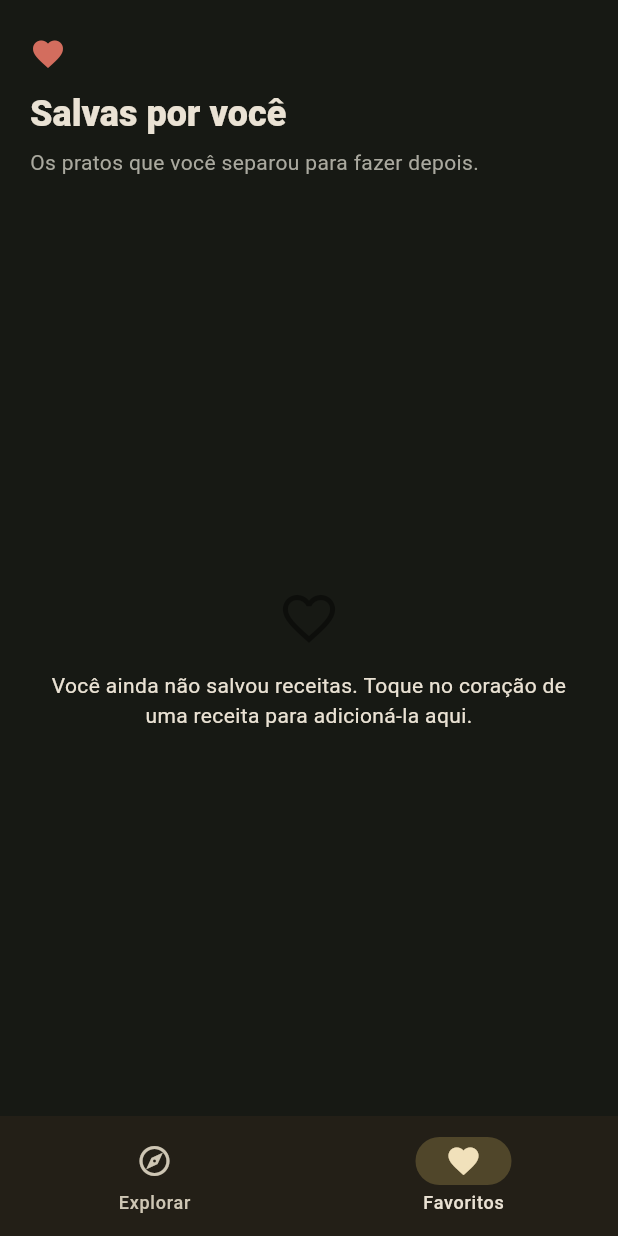
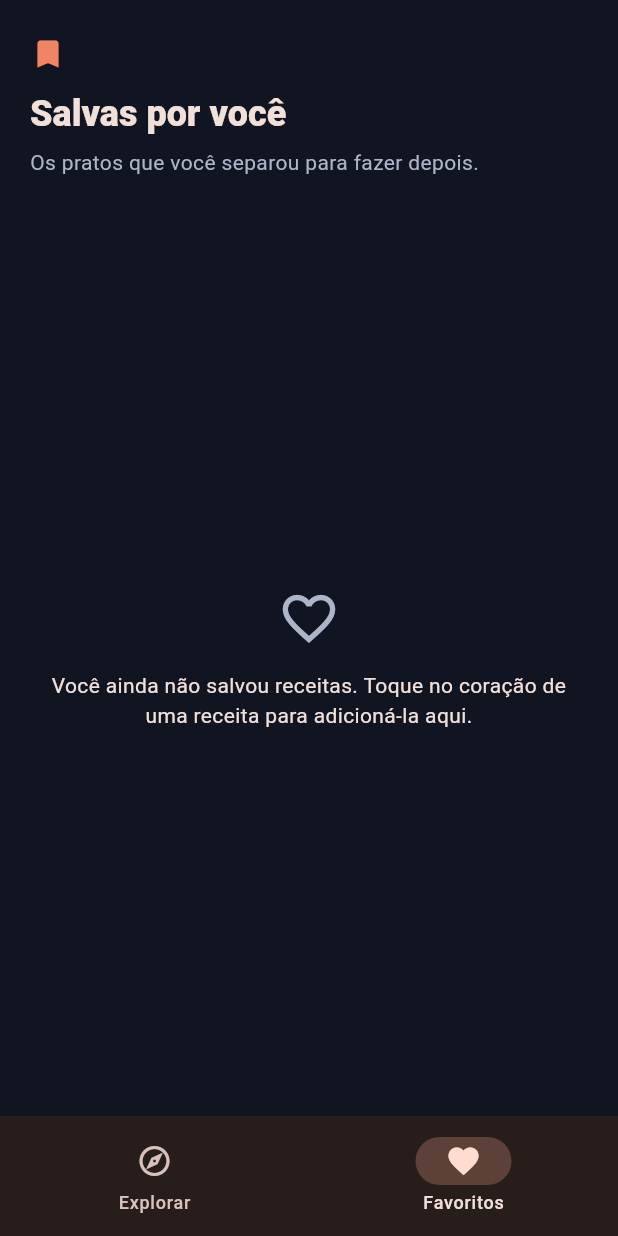
Before and after one commit to mantovani18/Flutter, a Flutter app: the screen it shows after launch, item 2 of the bottom bar chosen, on a phone screen of 412 x 824 dp. Run offline on Flutter 3.47's test engine with Material 3 defaults, Android fonts, the phone set to English and light mode, and no system bars; network calls fail.

Commit message:
Renova visual da tela de receitas

```diff
--- a/lib/main.dart
+++ b/lib/main.dart
@@ -2,6 +2,14 @@ import 'package:flutter/material.dart';
 
 import 'models/recipe.dart';
 import 'services/recipe_api.dart';
+
+const _pageColor = Color(0xFF111522);
+const _panelColor = Color(0xFF1A2030);
+const _cardColor = Color(0xFF222A3B);
+const _borderColor = Color(0xFF343E54);
+const _accentColor = Color(0xFFF18462);
+const _mintColor = Color(0xFF7BD6C3);
+const _mutedTextColor = Color(0xFFADB6C8);
 
 const _portugueseRecipeNames = <int, String>{
   1: 'Pizza margherita clássica',
@@ -68,31 +76,30 @@ class ReceitasDaCasaApp extends StatelessWidget {
 
   @override
   Widget build(BuildContext context) {
-    const seedColor = Color(0xFFC7A94B);
     return MaterialApp(
       title: 'Receitas da Casa',
       debugShowCheckedModeBanner: false,
       theme: ThemeData(
         useMaterial3: true,
         colorScheme: ColorScheme.fromSeed(
-          seedColor: seedColor,
+          seedColor: _accentColor,
           brightness: Brightness.dark,
-          surface: const Color(0xFF1C1F18),
+          surface: _panelColor,
         ),
-        scaffoldBackgroundColor: const Color(0xFF171914),
+        scaffoldBackgroundColor: _pageColor,
         appBarTheme: const AppBarTheme(
-          foregroundColor: Color(0xFFF3EBDD),
-          backgroundColor: Color(0xFF171914),
+          foregroundColor: Color(0xFFF5F3EE),
+          backgroundColor: _pageColor,
           surfaceTintColor: Colors.transparent,
         ),
         inputDecorationTheme: InputDecorationTheme(
           filled: true,
-          fillColor: const Color(0xFF24271F),
-          hintStyle: const TextStyle(color: Color(0xFFAAA99F)),
-          prefixIconColor: const Color(0xFFC7A94B),
-          suffixIconColor: const Color(0xFFC7A94B),
+          fillColor: _panelColor,
+          hintStyle: const TextStyle(color: _mutedTextColor),
+          prefixIconColor: _mintColor,
+          suffixIconColor: _mintColor,
           border: OutlineInputBorder(
-            borderRadius: BorderRadius.circular(16),
+            borderRadius: BorderRadius.circular(18),
             borderSide: BorderSide.none,
           ),
         ),
@@ -274,38 +281,70 @@ class _RecipeHomeState extends State<RecipeHome> {
       crossAxisAlignment: CrossAxisAlignment.start,
       children: [
         Padding(
-          padding: const EdgeInsets.fromLTRB(20, 20, 20, 8),
+          padding: const EdgeInsets.fromLTRB(18, 14, 18, 8),
+          child: Column(
+            crossAxisAlignment: CrossAxisAlignment.start,
+            children: [
+              Container(
+                width: double.infinity,
+                padding: const EdgeInsets.all(18),
+                decoration: BoxDecoration(
+                  gradient: const LinearGradient(
+                    colors: [Color(0xFF302B49), Color(0xFF1E2938)],
+                    begin: Alignment.topLeft,
+                    end: Alignment.bottomRight,
+                  ),
+                  borderRadius: BorderRadius.circular(24),
+                  border: Border.all(color: _borderColor),
+                ),
                 child: Column(
                   crossAxisAlignment: CrossAxisAlignment.start,
                   children: [
                     Row(
                       children: [
-                  const Icon(Icons.eco, color: Color(0xFFC7A94B), size: 26),
-                  const SizedBox(width: 8),
-                  Text(
-                    'Receitas da Casa',
-                    style: Theme.of(context).textTheme.titleMedium?.copyWith(
-                          color: const Color(0xFFC7A94B),
-                          fontWeight: FontWeight.w700,
+                        Container(
+                          width: 38,
+                          height: 38,
+                          decoration: BoxDecoration(
+                            color: _accentColor,
+                            borderRadius: BorderRadius.circular(13),
+                          ),
+                          child: const Icon(
+                            Icons.restaurant_menu,
+                            color: _pageColor,
+                            size: 21,
+                          ),
+                        ),
+                        const SizedBox(width: 10),
+                        const Text(
+                          'RECEITAS DA CASA',
+                          style: TextStyle(
+                            color: _mintColor,
+                            fontSize: 11,
+                            fontWeight: FontWeight.w800,
+                            letterSpacing: 1.4,
                           ),
                         ),
                       ],
                     ),
-              const SizedBox(height: 18),
+                    const SizedBox(height: 16),
                     Text(
-                'Hoje vai sair o quê?',
-                style: Theme.of(context).textTheme.headlineSmall?.copyWith(
+                      'Hoje a cozinha\né sua.',
+                      style:
+                          Theme.of(context).textTheme.headlineMedium?.copyWith(
                                 fontWeight: FontWeight.w800,
+                                height: 1.05,
                               ),
                     ),
                     const SizedBox(height: 6),
-              Text(
-                'Escolha uma receita, confira os ingredientes e bora cozinhar.',
-                style: Theme.of(context).textTheme.bodyMedium?.copyWith(
-                      color: const Color(0xFFAAA99F),
+                    const Text(
+                      'Escolha um prato e mãos à obra.',
+                      style: TextStyle(color: _mutedTextColor),
+                    ),
+                  ],
                 ),
               ),
-              const SizedBox(height: 18),
+              const SizedBox(height: 14),
               TextField(
                 controller: _searchController,
                 textInputAction: TextInputAction.search,
@@ -327,14 +366,29 @@ class _RecipeHomeState extends State<RecipeHome> {
                         ),
                 ),
               ),
-              const SizedBox(height: 18),
+              const SizedBox(height: 16),
+              Row(
+                crossAxisAlignment: CrossAxisAlignment.end,
+                children: [
+                  Expanded(
+                    child: Text(
+                      displayingSearch
+                          ? 'Buscou por: "$_activeQuery"'
+                          : 'Escolhas pra hoje',
+                      style: Theme.of(context).textTheme.titleLarge?.copyWith(
+                            fontWeight: FontWeight.w800,
+                          ),
+                    ),
+                  ),
+                  if (!displayingSearch && !_isLoadingRecipes)
                     Text(
-                displayingSearch
-                    ? 'Resultados para "$_activeQuery"'
-                    : 'Ideias da cozinha',
-                style: Theme.of(context).textTheme.titleLarge?.copyWith(
-                      fontWeight: FontWeight.w700,
+                      '${_recipes.length} pratos',
+                      style: const TextStyle(
+                        color: _mutedTextColor,
+                        fontSize: 12,
                       ),
+                    ),
+                ],
               ),
             ],
           ),
@@ -385,10 +439,20 @@ class _RecipeHomeState extends State<RecipeHome> {
       );
     }
 
-    return ListView.separated(
-      padding: const EdgeInsets.fromLTRB(20, 8, 20, 20),
+    return _recipeGrid(recipes);
+  }
+
+  Widget _recipeGrid(List<Recipe> recipes) {
+    final columns = MediaQuery.sizeOf(context).width > 650 ? 3 : 2;
+    return GridView.builder(
+      padding: const EdgeInsets.fromLTRB(18, 8, 18, 20),
       itemCount: recipes.length,
-      separatorBuilder: (_, __) => const SizedBox(height: 12),
+      gridDelegate: SliverGridDelegateWithFixedCrossAxisCount(
+        crossAxisCount: columns,
+        mainAxisExtent: 238,
+        crossAxisSpacing: 12,
+        mainAxisSpacing: 12,
+      ),
       itemBuilder: (context, index) {
         final recipe = recipes[index];
         return RecipeCard(
@@ -413,7 +477,7 @@ class _RecipeHomeState extends State<RecipeHome> {
               child: Column(
                 crossAxisAlignment: CrossAxisAlignment.start,
                 children: [
-                  const Icon(Icons.favorite, color: Color(0xFFD36D5E)),
+                  const Icon(Icons.bookmark, color: _accentColor),
                   const SizedBox(height: 12),
                   Text(
                     'Salvas por você',
@@ -425,7 +489,7 @@ class _RecipeHomeState extends State<RecipeHome> {
                   Text(
                     'Os pratos que você separou para fazer depois.',
                     style: Theme.of(context).textTheme.bodyMedium?.copyWith(
-                          color: const Color(0xFFAAA99F),
+                          color: _mutedTextColor,
                         ),
                   ),
                 ],
@@ -438,19 +502,7 @@ class _RecipeHomeState extends State<RecipeHome> {
                       message:
                           'Você ainda não salvou receitas. Toque no coração de uma receita para adicioná-la aqui.',
                     )
-                  : ListView.separated(
-                      padding: const EdgeInsets.fromLTRB(20, 4, 20, 20),
-                      itemCount: recipes.length,
-                      separatorBuilder: (_, __) => const SizedBox(height: 12),
-                      itemBuilder: (context, index) {
-                        final recipe = recipes[index];
-                        return RecipeCard(
-                          recipe: recipe,
-                          favorites: _favorites,
-                          onTap: () => _openRecipe(recipe),
-                        );
-                      },
-                    ),
+                  : _recipeGrid(recipes),
             ),
           ],
         );
@@ -481,60 +533,38 @@ class RecipeCard extends StatelessWidget {
     return Card(
       clipBehavior: Clip.antiAlias,
       elevation: 0,
-      color: const Color(0xFF24271F),
+      color: _cardColor,
       shape: RoundedRectangleBorder(
-        borderRadius: BorderRadius.circular(18),
-        side: const BorderSide(color: Color(0xFF34372E)),
+        borderRadius: BorderRadius.circular(22),
+        side: const BorderSide(color: _borderColor),
       ),
       child: InkWell(
         onTap: onTap,
-        child: SizedBox(
-          height: 132,
-          child: Row(
-            children: [
-              RecipeImage(url: recipe.image, width: 118, height: 132),
-              Expanded(
-                child: Padding(
-                  padding: const EdgeInsets.fromLTRB(14, 12, 4, 12),
         child: Column(
           crossAxisAlignment: CrossAxisAlignment.start,
           children: [
-                      Text(
-                        portugueseRecipeName(recipe),
-                        maxLines: 2,
-                        overflow: TextOverflow.ellipsis,
-                        style: const TextStyle(
-                          fontSize: 16,
-                          fontWeight: FontWeight.w700,
+            SizedBox(
+              height: 126,
+              width: double.infinity,
+              child: Stack(
+                fit: StackFit.expand,
+                children: [
+                  RecipeImage(
+                    url: recipe.image,
+                    width: double.infinity,
+                    height: 126,
                   ),
-                      ),
-                      if (detail.isNotEmpty) ...[
-                        const SizedBox(height: 6),
-                        Text(
-                          detail,
-                          maxLines: 1,
-                          overflow: TextOverflow.ellipsis,
-                          style: const TextStyle(
-                            color: Color(0xFFAAA99F),
-                            fontSize: 12,
-                          ),
-                        ),
-                      ],
-                      const Spacer(),
-                      Row(
-                        children: [
-                          if (recipe.rating != null) ...[
-                            const Icon(Icons.star,
-                                size: 16, color: Color(0xFFE6A532)),
-                            const SizedBox(width: 4),
-                            Text(recipe.rating!.toStringAsFixed(1)),
-                          ],
-                          const Spacer(),
-                          AnimatedBuilder(
+                  Positioned(
+                    top: 8,
+                    right: 8,
+                    child: AnimatedBuilder(
                       animation: favorites,
                       builder: (context, _) {
                         final isFavorite = favorites.contains(recipe.id);
-                              return IconButton(
+                        return Material(
+                          color: _pageColor.withValues(alpha: 0.88),
+                          shape: const CircleBorder(),
+                          child: IconButton(
                             visualDensity: VisualDensity.compact,
                             tooltip: isFavorite
                                 ? 'Remover dos favoritos'
@@ -545,11 +575,65 @@ class RecipeCard extends StatelessWidget {
                                   ? Icons.favorite
                                   : Icons.favorite_border,
                               color: isFavorite
-                                      ? const Color(0xFFD36D5E)
-                                      : const Color(0xFFAAA99F),
+                                  ? _accentColor
+                                  : const Color(0xFFF5F3EE),
+                            ),
                           ),
                         );
                       },
+                    ),
+                  ),
+                ],
+              ),
+            ),
+            Expanded(
+              child: Padding(
+                padding: const EdgeInsets.fromLTRB(12, 10, 12, 10),
+                child: Column(
+                  crossAxisAlignment: CrossAxisAlignment.start,
+                  children: [
+                    Text(
+                      portugueseRecipeName(recipe),
+                      maxLines: 2,
+                      overflow: TextOverflow.ellipsis,
+                      style: const TextStyle(
+                        fontSize: 15,
+                        fontWeight: FontWeight.w700,
+                        height: 1.1,
+                      ),
+                    ),
+                    if (detail.isNotEmpty) ...[
+                      const SizedBox(height: 4),
+                      Text(
+                        detail,
+                        maxLines: 1,
+                        overflow: TextOverflow.ellipsis,
+                        style: const TextStyle(
+                          color: _mutedTextColor,
+                          fontSize: 11,
+                        ),
+                      ),
+                    ],
+                    const Spacer(),
+                    Row(
+                      children: [
+                        if (recipe.rating != null) ...[
+                          const Icon(
+                            Icons.star_rounded,
+                            size: 17,
+                            color: _accentColor,
+                          ),
+                          const SizedBox(width: 3),
+                          Text(
+                            recipe.rating!.toStringAsFixed(1),
+                            style: const TextStyle(fontSize: 12),
+                          ),
+                        ],
+                        const Spacer(),
+                        const Icon(
+                          Icons.arrow_outward_rounded,
+                          size: 17,
+                          color: _mintColor,
                         ),
                       ],
                     ),
@@ -558,7 +642,6 @@ class RecipeCard extends StatelessWidget {
               ),
             ),
           ],
-          ),
         ),
       ),
     );
@@ -580,12 +663,12 @@ class RecipeImage extends StatelessWidget {
   Widget _fallback() => Container(
         width: width,
         height: height,
-        color: const Color(0xFF34372E),
+        color: _panelColor,
         alignment: Alignment.center,
         child: const Icon(
           Icons.restaurant,
           size: 36,
-          color: Color(0xFFC7A94B),
+          color: _mintColor,
         ),
       );
 
@@ -645,7 +728,7 @@ class RecipeDetailsPage extends StatelessWidget {
                 onPressed: () => favorites.toggle(recipe),
                 icon: Icon(
                   isFavorite ? Icons.favorite : Icons.favorite_border,
-                  color: isFavorite ? const Color(0xFFD36D5E) : null,
+                  color: isFavorite ? _accentColor : null,
                 ),
               );
             },
@@ -673,14 +756,14 @@ class RecipeDetailsPage extends StatelessWidget {
               const SizedBox(height: 8),
               Text(
                 mealDetails.join(' · '),
-                style: const TextStyle(color: Color(0xFFAAA99F)),
+                style: const TextStyle(color: _mutedTextColor),
               ),
             ],
             if (recipe.rating != null) ...[
               const SizedBox(height: 10),
               Row(
                 children: [
-                  const Icon(Icons.star, color: Color(0xFFE6A532), size: 19),
+                  const Icon(Icons.star, color: _accentColor, size: 19),
                   const SizedBox(width: 5),
                   Text('${recipe.rating!.toStringAsFixed(1)} de avaliação'),
                 ],
@@ -732,7 +815,7 @@ class RecipeDetailsPage extends StatelessWidget {
                         child: Icon(
                           Icons.circle,
                           size: 7,
-                          color: Color(0xFF65836A),
+                          color: _mintColor,
                         ),
                       ),
                       const SizedBox(width: 10),
@@ -760,11 +843,11 @@ class RecipeDetailsPage extends StatelessWidget {
                         children: [
                           CircleAvatar(
                             radius: 14,
-                            backgroundColor: const Color(0xFF34372E),
+                            backgroundColor: _panelColor,
                             child: Text(
                               '${entry.key + 1}',
                               style: const TextStyle(
-                                color: Color(0xFFC7A94B),
+                                color: _mintColor,
                                 fontWeight: FontWeight.w700,
                                 fontSize: 12,
                               ),
@@ -798,9 +881,9 @@ class _InfoChip extends StatelessWidget {
   @override
   Widget build(BuildContext context) {
     return Chip(
-      avatar: Icon(icon, size: 17, color: const Color(0xFFC7A94B)),
+      avatar: Icon(icon, size: 17, color: _mintColor),
       label: Text(label),
-      backgroundColor: const Color(0xFF34372E),
+      backgroundColor: _panelColor,
       side: BorderSide.none,
     );
   }
@@ -827,7 +910,7 @@ class _MessageState extends StatelessWidget {
         child: Column(
           mainAxisSize: MainAxisSize.min,
           children: [
-            Icon(icon, size: 42, color: Colors.black45),
+            Icon(icon, size: 42, color: _mutedTextColor),
             const SizedBox(height: 14),
             Text(message, textAlign: TextAlign.center),
             if (actionLabel != null && onAction != null) ...[
```
Also changed, not shown: 2 other files. Lines whose indentation alone changed are shown as unchanged.
